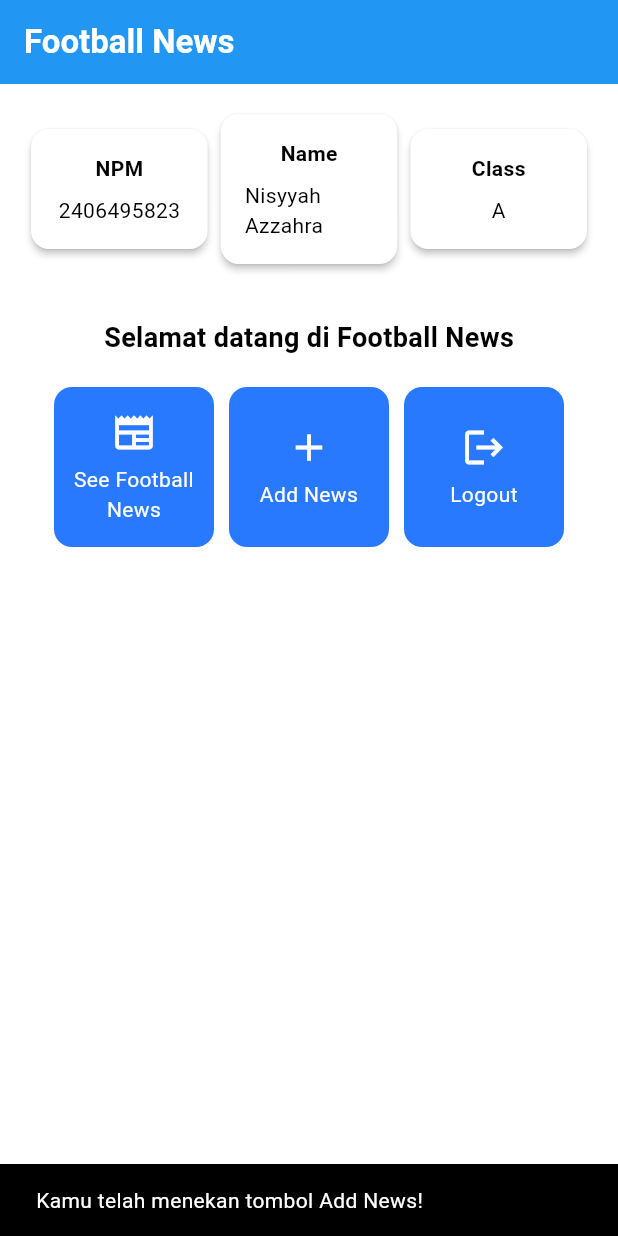
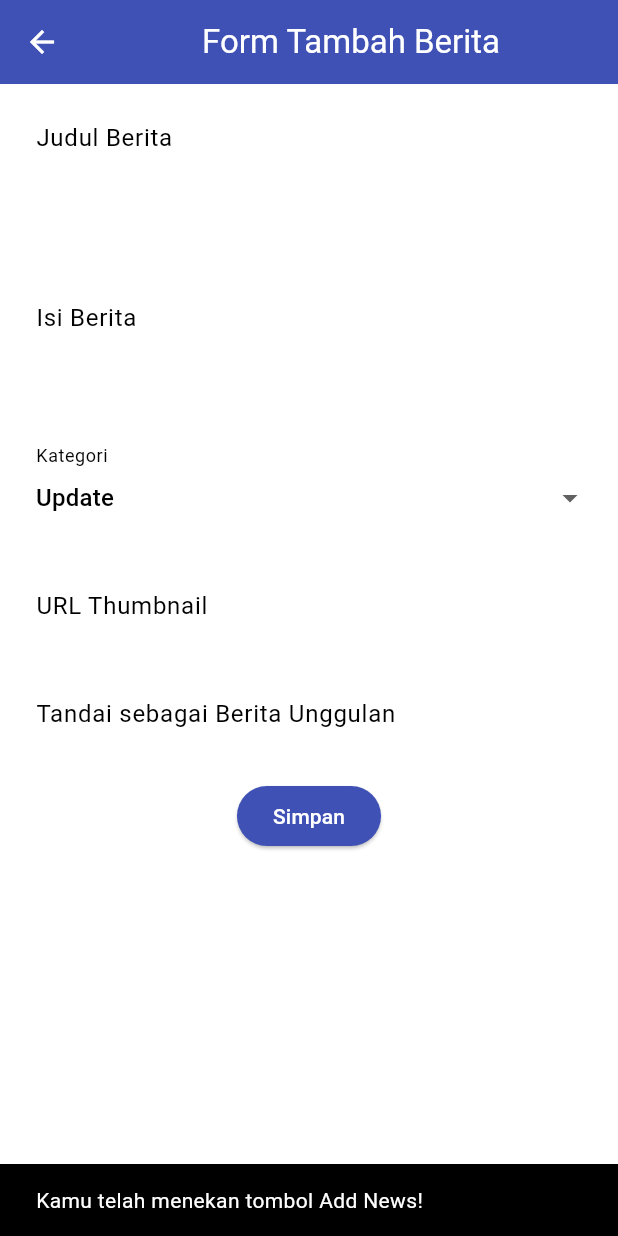
Before and after one commit to nisyyah-azr/football-news-mobile, a Flutter app: the screen it shows after launch, after a tap on "Add News", on a phone screen of 412 x 824 dp. Run offline on Flutter 3.47's test engine with Material 3 defaults, Android fonts, the phone set to English and light mode, and no system bars.

Commit message:
tutorial 7 selesai

```diff
--- a/lib/main.dart
+++ b/lib/main.dart
@@ -1,5 +1,5 @@
 import 'package:flutter/material.dart';
-import 'package:football_news/menu.dart';
+import 'package:football_news/screens/menu.dart';
 void main() {
   runApp(const MyApp());
 }
--- a/lib/menu.dart
+++ b/lib/screens/menu.dart
@@ -1,4 +1,8 @@
 import 'package:flutter/material.dart';
+// Import drawer widget
+import 'package:football_news/widgets/left_drawer.dart';
+import 'package:football_news/screens/newslist_form.dart';
+import 'package:football_news/widgets/news_card.dart';
 
 class MyHomePage extends StatelessWidget {
   MyHomePage({super.key});
@@ -13,7 +17,6 @@ class MyHomePage extends StatelessWidget {
     ItemHomepage("Logout", Icons.logout),
   ];
 
-
   @override
   Widget build(BuildContext context) {
     // Scaffold menyediakan struktur dasar halaman dengan AppBar dan body.
@@ -23,14 +26,12 @@ class MyHomePage extends StatelessWidget {
         // Judul aplikasi "Football News" dengan teks putih dan tebal.
         title: const Text(
           'Football News',
-          style: TextStyle(
-            color: Colors.white,
-            fontWeight: FontWeight.bold,
-          ),
+          style: TextStyle(color: Colors.white, fontWeight: FontWeight.bold),
         ),
         // Warna latar belakang AppBar diambil dari skema warna tema aplikasi.
         backgroundColor: Theme.of(context).colorScheme.primary,
       ),
+      drawer: LeftDrawer(),
       // Body halaman dengan padding di sekelilingnya.
       body: Padding(
         padding: const EdgeInsets.all(16.0),
@@ -55,7 +56,6 @@ class MyHomePage extends StatelessWidget {
             Center(
               child: Column(
                 // Menyusun teks dan grid item secara vertikal.
-
                 children: [
                   // Menampilkan teks sambutan dengan gaya tebal dan ukuran 18.
                   const Padding(
@@ -97,8 +97,8 @@ class MyHomePage extends StatelessWidget {
 class InfoCard extends StatelessWidget {
   // Kartu informasi yang menampilkan title dan content.
 
-  final String title;  // Judul kartu.
-  final String content;  // Isi kartu.
+  final String title; // Judul kartu.
+  final String content; // Isi kartu.
 
   const InfoCard({super.key, required this.title, required this.content});
 
@@ -109,15 +109,14 @@ class InfoCard extends StatelessWidget {
       elevation: 2.0,
       child: Container(
         // Mengatur ukuran dan jarak di dalam kartu.
-        width: MediaQuery.of(context).size.width / 3.5, // menyesuaikan dengan lebar device yang digunakan.
+        width:
+            MediaQuery.of(context).size.width /
+            3.5, // menyesuaikan dengan lebar device yang digunakan.
         padding: const EdgeInsets.all(16.0),
         // Menyusun title dan content secara vertikal.
         child: Column(
           children: [
-            Text(
-              title,
-              style: const TextStyle(fontWeight: FontWeight.bold),
-            ),
+            Text(title, style: const TextStyle(fontWeight: FontWeight.bold)),
             const SizedBox(height: 8.0),
             Text(content),
           ],
@@ -156,8 +155,19 @@ class ItemCard extends StatelessWidget {
           ScaffoldMessenger.of(context)
             ..hideCurrentSnackBar()
             ..showSnackBar(
-                SnackBar(content: Text("Kamu telah menekan tombol ${item.name}!"))
+              SnackBar(
+                content: Text("Kamu telah menekan tombol ${item.name}!"),
+              ),
             );
+          // Navigate ke route yang sesuai (tergantung jenis tombol)
+          if (item.name == "Add News") {
+            // TODO: Gunakan Navigator.push untuk melakukan navigasi ke MaterialPageRoute yang mencakup NewsFormPage.
+            // routing ke NewsFormPage
+            Navigator.push(
+              context,
+              MaterialPageRoute(builder: (context) => const NewsFormPage()),
+            );
+          }
         },
         // Container untuk menyimpan Icon dan Text
         child: Container(
@@ -167,11 +177,7 @@ class ItemCard extends StatelessWidget {
               // Menyusun ikon dan teks di tengah kartu.
               mainAxisAlignment: MainAxisAlignment.center,
               children: [
-                Icon(
-                  item.icon,
-                  color: Colors.white,
-                  size: 30.0,
-                ),
+                Icon(item.icon, color: Colors.white, size: 30.0),
                 const Padding(padding: EdgeInsets.all(3)),
                 Text(
                   item.name,
@@ -185,5 +191,4 @@ class ItemCard extends StatelessWidget {
       ),
     );
   }
-
 }
--- /dev/null
+++ b/lib/screens/newslist_form.dart
@@ -0,0 +1,212 @@
+import 'package:flutter/material.dart';
+import 'package:football_news/widgets/left_drawer.dart';
+
+
+class NewsFormPage extends StatefulWidget {
+    const NewsFormPage({super.key});
+
+    @override
+    State<NewsFormPage> createState() => _NewsFormPageState();
+}
+
+class _NewsFormPageState extends State<NewsFormPage> {
+    final _formKey = GlobalKey<FormState>();
+    String _title = "";
+    String _content = "";
+    String _category = "update"; // default
+    String _thumbnail = "";
+    bool _isFeatured = false; // default
+
+    final List<String> _categories = [
+      'transfer',
+      'update',
+      'exclusive',
+      'match',
+      'rumor',
+      'analysis',
+    ];
+    @override
+    Widget build(BuildContext context) {
+        return Scaffold(
+                appBar: AppBar(
+                  title: const Center(
+                    child: Text(
+                      'Form Tambah Berita',
+                    ),
+                  ),
+                  backgroundColor: Colors.indigo,
+                  foregroundColor: Colors.white,
+                ),
+                // TODO: Tambahkan drawer yang sudah dibuat di sini
+                body: Form(
+                  key: _formKey,
+                  child: SingleChildScrollView(
+                    child: Column(
+                      crossAxisAlignment: CrossAxisAlignment.start,
+                      children:[
+                        // === Title ===
+                        Padding(
+                          padding: const EdgeInsets.all(8.0),
+                          child: TextFormField(
+                            decoration: InputDecoration(
+                              hintText: "Judul Berita",
+                              labelText: "Judul Berita",
+                              border: OutlineInputBorder(
+                                borderRadius: BorderRadius.circular(5.0),
+                              ),
+                            ),
+                            onChanged: (String? value) {
+                              setState(() {
+                                _title = value!;
+                              });
+                            },
+                            validator: (String? value) {
+                              if (value == null || value.isEmpty) {
+                                return "Judul tidak boleh kosong!";
+                              }
+                              return null;
+                            },
+                          ),
+                        ),
+                        // === Content ===
+                        Padding(
+                          padding: const EdgeInsets.all(8.0),
+                          child: TextFormField(
+                            maxLines: 5,
+                            decoration: InputDecoration(
+                              hintText: "Isi Berita",
+                              labelText: "Isi Berita",
+                              border: OutlineInputBorder(
+                                borderRadius: BorderRadius.circular(5.0),
+                              ),
+                            ),
+                            onChanged: (String? value) {
+                              setState(() {
+                                _content = value!;
+                              });
+                            },
+                            validator: (String? value) {
+                              if (value == null || value.isEmpty) {
+                                return "Isi berita tidak boleh kosong!";
+                              }
+                              return null;
+                            },
+                          ),
+                        ),
+
+                        // === Category ===
+                        Padding(
+                          padding: const EdgeInsets.all(8.0),
+                          child: DropdownButtonFormField<String>(
+                            decoration: InputDecoration(
+                              labelText: "Kategori",
+                              border: OutlineInputBorder(
+                                borderRadius: BorderRadius.circular(5.0),
+                              ),
+                            ),
+                            value: _category,
+                            items: _categories
+                                .map((cat) => DropdownMenuItem(
+                                      value: cat,
+                                      child: Text(
+                                          cat[0].toUpperCase() + cat.substring(1)),
+                                    ))
+                                .toList(),
+                            onChanged: (String? newValue) {
+                              setState(() {
+                                _category = newValue!;
+                              });
+                            },
+                          ),
+                        ),
+
+                        // === Thumbnail URL ===
+                        Padding(
+                          padding: const EdgeInsets.all(8.0),
+                          child: TextFormField(
+                            decoration: InputDecoration(
+                              hintText: "URL Thumbnail (opsional)",
+                              labelText: "URL Thumbnail",
+                              border: OutlineInputBorder(
+                                borderRadius: BorderRadius.circular(5.0),
+                              ),
+                            ),
+                            onChanged: (String? value) {
+                              setState(() {
+                                _thumbnail = value!;
+                              });
+                            },
+                          ),
+                        ),
+
+                        // === Is Featured ===
+                        Padding(
+                          padding: const EdgeInsets.all(8.0),
+                          child: SwitchListTile(
+                            title: const Text("Tandai sebagai Berita Unggulan"),
+                            value: _isFeatured,
+                            onChanged: (bool value) {
+                              setState(() {
+                                _isFeatured = value;
+                              });
+                            },
+                          ),
+                        ),
+                        // === Tombol Simpan ===
+                        Align(
+                          alignment: Alignment.bottomCenter,
+                          child: Padding(
+                            padding: const EdgeInsets.all(8.0),
+                            child: ElevatedButton(
+                              style: ButtonStyle(
+                                backgroundColor:
+                                    MaterialStateProperty.all(Colors.indigo),
+                              ),
+                              onPressed: () {
+                                if (_formKey.currentState!.validate()) {
+                                  showDialog(
+                                    context: context,
+                                    builder: (context) {
+                                      return AlertDialog(
+                                        title: const Text('Berita berhasil disimpan!'),
+                                        content: SingleChildScrollView(
+                                          child: Column(
+                                            crossAxisAlignment:
+                                                CrossAxisAlignment.start,
+                                            children: [
+                                              Text('Judul: $_title'),
+                                              Text('Isi: $_content'),
+                                              Text('Kategori: $_category'),
+                                              Text('Thumbnail: $_thumbnail'),
+                                              Text('Unggulan: ${_isFeatured ? "Ya" : "Tidak"}'),
+                                            ],
+                                          ),
+                                        ),
+                                        actions: [
+                                          TextButton(
+                                            child: const Text('OK'),
+                                            onPressed: () {
+                                              Navigator.pop(context);
+                                            },
+                                          ),
+                                        ],
+                                      );
+                                    },
+                                  );
+                                  _formKey.currentState!.reset();
+                                }
+                              },
+                              child: const Text(
+                                "Simpan",
+                                style: TextStyle(color: Colors.white),
+                              ),
+                            ),
+                          ),
+                        ),
+                      ],
+                    ),
+                  ),
+                ),
+              );
+    }
+}
--- /dev/null
+++ b/lib/widgets/left_drawer.dart
@@ -0,0 +1,64 @@
+import 'package:flutter/material.dart';
+import 'package:flutter/material.dart';
+import 'package:football_news/screens/menu.dart';
+import 'package:football_news/screens/newslist_form.dart';
+// TODO: Impor halaman NewsFormPage jika sudah dibuat
+
+class LeftDrawer extends StatelessWidget {
+  const LeftDrawer({super.key});
+
+  @override
+  Widget build(BuildContext context) {
+    return Drawer(
+      child: ListView(
+        children: [
+          const DrawerHeader(
+            decoration: BoxDecoration(color: Colors.blue),
+            child: Column(
+              children: [
+                Text(
+                  'Football News',
+                  textAlign: TextAlign.center,
+                  style: TextStyle(
+                    fontSize: 30,
+                    fontWeight: FontWeight.bold,
+                    color: Colors.white,
+                  ),
+                ),
+                Padding(padding: EdgeInsets.all(10)),
+                Text(
+                  "Seluruh berita sepak bola terkini di sini!",
+                  // TODO: Tambahkan gaya teks dengan center alignment, font ukuran 15, warna putih, dan weight biasa
+                ),
+              ],
+            ),
+          ),
+          ListTile(
+            leading: const Icon(Icons.home_outlined),
+            title: const Text('Home'),
+            // Bagian redirection ke MyHomePage
+            onTap: () {
+              Navigator.pushReplacement(
+                context,
+                MaterialPageRoute(builder: (context) => MyHomePage()),
+              );
+            },
+          ),
+          //  ListTile baru untuk ke halaman melihat news
+          ListTile(
+            leading: const Icon(Icons.post_add),
+            title: const Text('Add News'),
+            // redirection ke NewsFormPage
+            onTap: () {
+              // routing ke NewsFormPage
+              Navigator.push(
+                context,
+                MaterialPageRoute(builder: (context) => const NewsFormPage()),
+              );
+            },
+          ),
+        ],
+      ),
+    );
+  }
+}
```
Also changed, not shown: lib/widgets/news_card.dart (added, +63 -0 lines).
